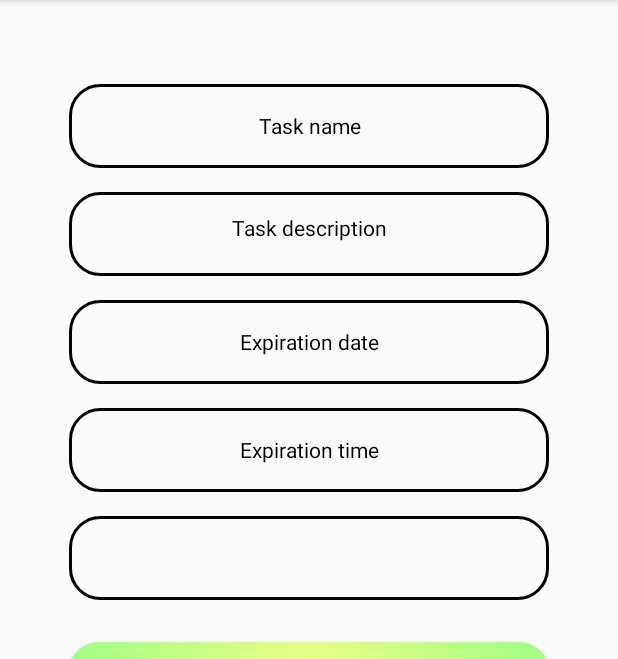
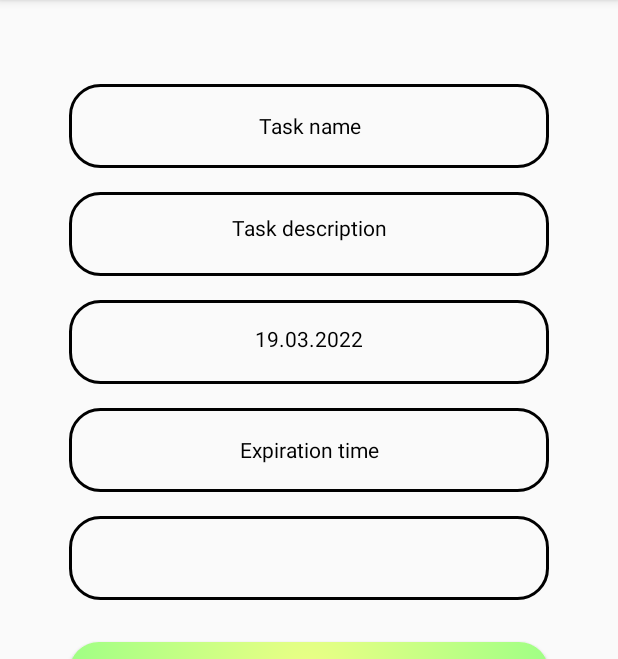
Before and after one commit to KolyaFedorenko/Distribution, an Android app: the fragment AddTaskFragment placed in its activity, after a tap on "ADD TASK", on a phone screen of 412 x 824 dp, the part 84-743 px from its top. Run offline under Robolectric (Android 15) with nearby library versions, the phone set to English and light mode, and no system bars; our stand-ins replace Firebase (no records; nobody signed in at launch, a user with empty details on screens opened directly).

Commit message:
Added DatePicker and worked with date

```diff
--- a/app/src/main/java/com/example/distribution/AddTaskFragment.java
+++ b/app/src/main/java/com/example/distribution/AddTaskFragment.java
@@ -1,5 +1,6 @@
 package com.example.distribution;
 
+import android.app.DatePickerDialog;
 import android.content.Context;
 import android.os.Bundle;
 
@@ -13,9 +14,11 @@ import android.view.ViewGroup;
 import android.widget.AdapterView;
 import android.widget.ArrayAdapter;
 import android.widget.Button;
+import android.widget.DatePicker;
 import android.widget.EditText;
 import android.widget.ListView;
 import android.widget.Spinner;
+import android.widget.TextView;
 import android.widget.Toast;
 
 import com.google.firebase.database.DataSnapshot;
@@ -25,6 +28,7 @@ import com.google.firebase.database.FirebaseDatabase;
 import com.google.firebase.database.ValueEventListener;
 
 import java.util.ArrayList;
+import java.util.Calendar;
 
 public class AddTaskFragment extends Fragment {
 
@@ -34,12 +38,16 @@ public class AddTaskFragment extends Fragment {
 
     private OnFragmentCloseListener fragmentCloseListener;
 
-    EditText editTaskName, editTaskDescription, editExpirationDate, editExpirationTime;
+    EditText editTaskName, editTaskDescription, editExpirationTime;
+    TextView textExpirationDate;
     Button buttonAddTask;
     ListView listTaskTo;
     String taskName, taskDesc, taskExpDate, taskExpTime, taskTo;
     String oldTaskName;
     boolean filled = false;
+
+    final Calendar calendar = Calendar.getInstance();
+    String day, month, year;
 
     DatabaseReference databaseReference, databaseReferenceUsers;
 
@@ -73,6 +81,7 @@ public class AddTaskFragment extends Fragment {
     @Override
     public void onCreate(Bundle savedInstanceState) {
         super.onCreate(savedInstanceState);
+        getDateToday();
     }
 
     @Override
@@ -85,13 +94,13 @@ public class AddTaskFragment extends Fragment {
 
         editTaskName = view.findViewById(R.id.editTaskName);
         editTaskDescription = view.findViewById(R.id.editTaskDescription);
-        editExpirationDate = view.findViewById(R.id.editExpirationDate);
+        textExpirationDate = view.findViewById(R.id.textExpirationDate);
         editExpirationTime = view.findViewById(R.id.editExpirationTime);
 
         if (filled){
             editTaskName.setText(taskName);
             editTaskDescription.setText(taskDesc);
-            editExpirationDate.setText(taskExpDate);
+            textExpirationDate.setText(taskExpDate.substring(6));
             editExpirationTime.setText(taskExpTime);
 
             oldTaskName = editTaskName.getText().toString();
@@ -99,6 +108,9 @@ public class AddTaskFragment extends Fragment {
             editTaskName.setEnabled(false);
             buttonAddTask.setBackground(getActivity().getDrawable(R.drawable.rounded_secondary_action_item));
             buttonAddTask.setText("Edit task");
+        }
+        else{
+            textExpirationDate.setText(day + "." + month + "." + year);
         }
 
         return view;
@@ -126,12 +138,28 @@ public class AddTaskFragment extends Fragment {
         };
         listTaskTo.setOnItemClickListener(itemClickListener);
 
+        textExpirationDate.setOnClickListener(new View.OnClickListener() {
+            @Override
+            public void onClick(View v) {
+                new DatePickerDialog(getActivity(), R.style.MyDatePickerDialogTheme, new DatePickerDialog.OnDateSetListener() {
+                    @Override
+                    public void onDateSet(DatePicker view, int year, int month, int dayOfMonth) {
+                        day = Integer.toString(dayOfMonth);
+                        String strMonth = Integer.toString(month + 1);
+                        if (day.length() == 1) day = "0" + day;
+                        if (strMonth.length() == 1) strMonth = "0" + strMonth;
+                        textExpirationDate.setText(day + "." + strMonth + "." + year);
+                    }
+                }, calendar.get(Calendar.YEAR), calendar.get(Calendar.MONTH), calendar.get(Calendar.DAY_OF_MONTH)).show();
+            }
+        });
+
         buttonAddTask.setOnClickListener(new View.OnClickListener() {
             @Override
             public void onClick(View v) {
                 taskName = editTaskName.getText().toString();
                 taskDesc = editTaskDescription.getText().toString();
-                taskExpDate = editExpirationDate.getText().toString();
+                taskExpDate = textExpirationDate.getText().toString();
                 taskExpTime = editExpirationTime.getText().toString();
                 if (!(taskName.equals("") || taskDesc.equals("") || taskExpDate.equals("") || taskExpTime.equals("") || taskTo == null)) {
                     Distribution distribution = new Distribution(taskName, taskDesc, taskExpDate, taskExpTime, taskTo);
@@ -169,4 +197,12 @@ public class AddTaskFragment extends Fragment {
         };
         databaseReferenceUsers.orderByChild("role").equalTo("Worker").addValueEventListener(valueEventListener);
     }
+
+    private void getDateToday(){
+        day = Integer.toString(calendar.get(Calendar.DAY_OF_MONTH));
+        month = Integer.toString(calendar.get(Calendar.MONTH) + 1);
+        year = Integer.toString(calendar.get(Calendar.YEAR));
+        if (day.length() == 1) day = "0" + day;
+        if (month.length() == 1) month = "0" + month;
+    }
 }
--- a/app/src/main/res/layout/fragment_add_task.xml
+++ b/app/src/main/res/layout/fragment_add_task.xml
@@ -23,16 +23,16 @@
         app:layout_constraintStart_toStartOf="parent"
         app:layout_constraintTop_toTopOf="parent" />
 
-    <EditText
-        android:id="@+id/editExpirationDate"
-        style="@style/EditTextHint"
+    <TextView
+        android:id="@+id/textExpirationDate"
         android:layout_width="320dp"
         android:layout_height="56dp"
         android:layout_marginTop="200dp"
         android:background="@drawable/rounded_item"
         android:ems="10"
-        android:hint="Expiration date"
-        android:inputType="date"
+        android:text="Expiration date"
+        android:textColor="@color/black"
+        android:paddingTop="16dp"
         android:textAlignment="center"
         app:layout_constraintEnd_toEndOf="parent"
         app:layout_constraintHorizontal_bias="0.497"
--- a/app/src/main/res/values/styles.xml
+++ b/app/src/main/res/values/styles.xml
@@ -11,4 +11,8 @@
         <item name="android:textColorHint">@color/black</item>
     </style>
 
+    <style name="MyDatePickerDialogTheme" parent="Theme.AppCompat.Light.Dialog">
+        <item name="colorAccent">#000000</item>
+    </style>
+
 </resources>
```
